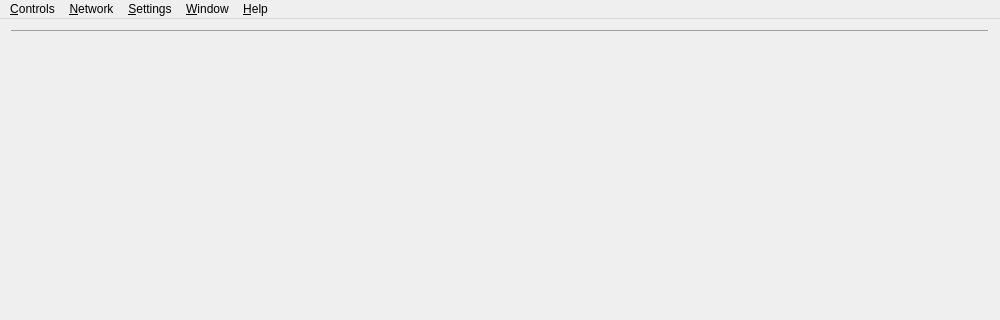
Old version of the form src/TomahawkWindow.ui in the repository tomahawk-player/tomahawk; both pictures show x 0 to 1000 and y 0 to 320 of the 1000 by 660 pixel window.
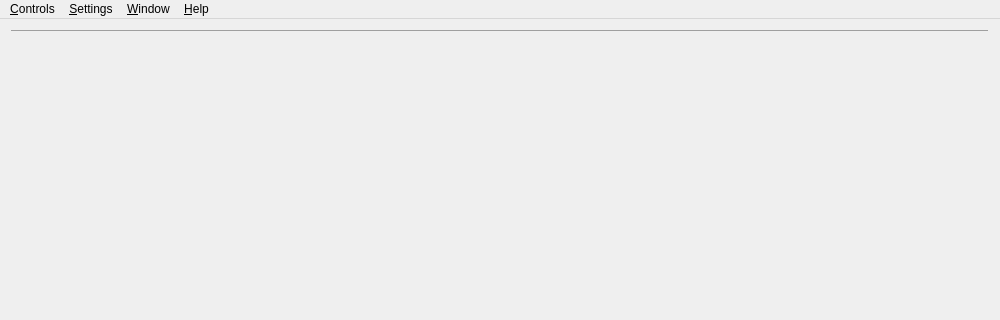
New version of the form.

Commit message: Pulled the Network menu outside the main menu bar. This prepares the way for the compressed menu feature.

```diff
--- a/src/TomahawkWindow.ui
+++ b/src/TomahawkWindow.ui
@@ -95,13 +95,6 @@
     <addaction name="separator"/>
     <addaction name="actionExit"/>
    </widget>
-   <widget class="QMenu" name="menuNetwork">
-    <property name="title">
-     <string>&amp;Network</string>
-    </property>
-    <addaction name="actionToggleConnect"/>
-    <addaction name="separator"/>
-   </widget>
    <widget class="QMenu" name="menuWindow">
     <property name="title">
      <string>&amp;Window</string>
@@ -118,7 +111,6 @@
     <addaction name="actionLegalInfo"/>
    </widget>
    <addaction name="menuApp"/>
-   <addaction name="menuNetwork"/>
    <addaction name="menuSettings"/>
    <addaction name="menuWindow"/>
    <addaction name="menu_Help"/>
```
The commit also changes 2 other files.
